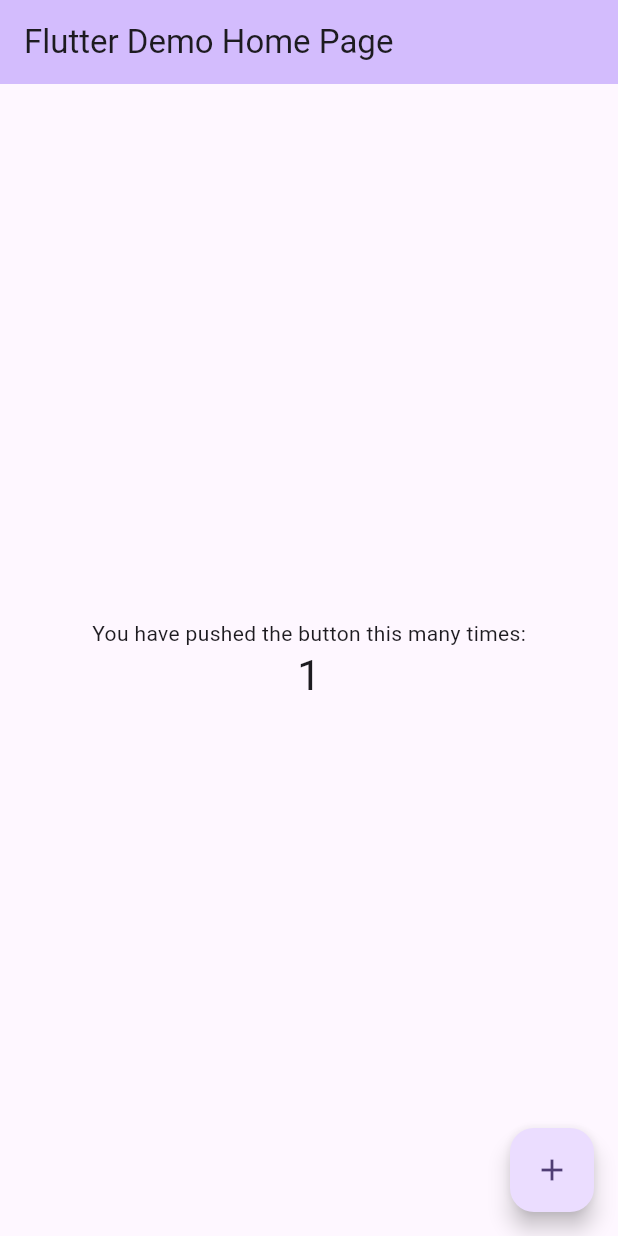
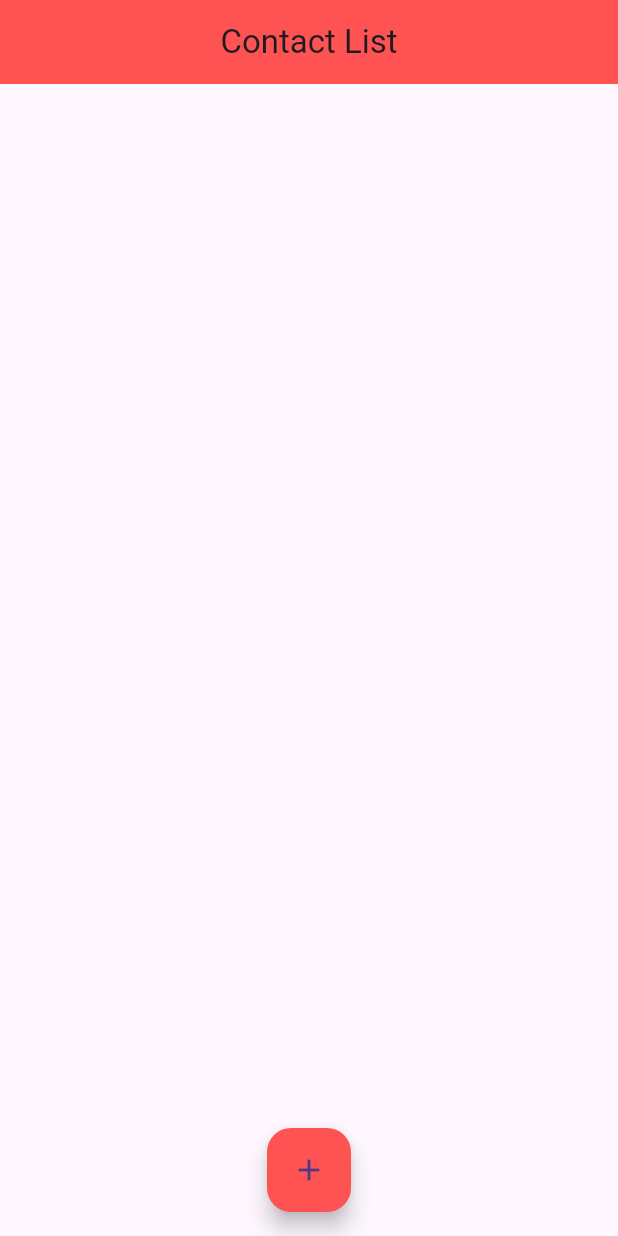
Before and after one commit to dev-rahul-0/contact_app, a Flutter app: the screen it shows after launch, after a tap on the "add" icon, on a phone screen of 412 x 824 dp. Run offline on Flutter 3.47's test engine with Material 3 defaults, Android fonts, the phone set to English and light mode, and no system bars; our stand-ins replace cloud_firestore, firebase_auth, firebase_core; accounts and stored records are empty.

Commit message:
code update

```diff
--- a/lib/main.dart
+++ b/lib/main.dart
@@ -1,6 +1,11 @@
+import 'package:cloud_firestore/cloud_firestore.dart';
 import 'package:flutter/material.dart';
+import 'package:firebase_auth/firebase_auth.dart';
+import 'package:firebase_core/firebase_core.dart';
 
-void main() {
+void main() async {
+  WidgetsFlutterBinding.ensureInitialized();
+  await Firebase.initializeApp();
   runApp(const MyApp());
 }
 
@@ -10,116 +15,77 @@
   // This widget is the root of your application.
   @override
   Widget build(BuildContext context) {
-    return MaterialApp(
-      title: 'Flutter Demo',
-      theme: ThemeData(
-        // This is the theme of your application.
-        //
-        // TRY THIS: Try running your application with "flutter run". You'll see
-        // the application has a purple toolbar. Then, without quitting the app,
-        // try changing the seedColor in the colorScheme below to Colors.green
-        // and then invoke "hot reload" (save your changes or press the "hot
-        // reload" button in a Flutter-supported IDE, or press "r" if you used
-        // the command line to start the app).
-        //
-        // Notice that the counter didn't reset back to zero; the application
-        // state is not lost during the reload. To reset the state, use hot
-        // restart instead.
-        //
-        // This works for code too, not just values: Most code changes can be
-        // tested with just a hot reload.
-        colorScheme: ColorScheme.fromSeed(seedColor: Colors.deepPurple),
-        useMaterial3: true,
-      ),
-      home: const MyHomePage(title: 'Flutter Demo Home Page'),
+    return const MaterialApp(
+      debugShowCheckedModeBanner: false,
+      home: HomePage(),
     );
   }
 }
 
-class MyHomePage extends StatefulWidget {
-  const MyHomePage({super.key, required this.title});
-
-  // This widget is the home page of your application. It is stateful, meaning
-  // that it has a State object (defined below) that contains fields that affect
-  // how it looks.
-
-  // This class is the configuration for the state. It holds the values (in this
-  // case the title) provided by the parent (in this case the App widget) and
-  // used by the build method of the State. Fields in a Widget subclass are
-  // always marked "final".
-
-  final String title;
+class HomePage extends StatefulWidget {
+  const HomePage({super.key});
 
   @override
-  State<MyHomePage> createState() => _MyHomePageState();
+  State<HomePage> createState() => _HomePageState();
 }
 
-class _MyHomePageState extends State<MyHomePage> {
-  int _counter = 0;
-
-  void _incrementCounter() {
-    setState(() {
-      // This call to setState tells the Flutter framework that something has
-      // changed in this State, which causes it to rerun the build method below
-      // so that the display can reflect the updated values. If we changed
-      // _counter without calling setState(), then the build method would not be
-      // called again, and so nothing would appear to happen.
-      _counter++;
-    });
-  }
+class _HomePageState extends State<HomePage> {
+  final CollectionReference contact =
+      FirebaseFirestore.instance.collection('contact');
 
   @override
   Widget build(BuildContext context) {
-    // This method is rerun every time setState is called, for instance as done
-    // by the _incrementCounter method above.
-    //
-    // The Flutter framework has been optimized to make rerunning build methods
-    // fast, so that you can just rebuild anything that needs updating rather
-    // than having to individually change instances of widgets.
     return Scaffold(
       appBar: AppBar(
-        // TRY THIS: Try changing the color here to a specific color (to
-        // Colors.amber, perhaps?) and trigger a hot reload to see the AppBar
-        // change color while the other colors stay the same.
-        backgroundColor: Theme.of(context).colorScheme.inversePrimary,
-        // Here we take the value from the MyHomePage object that was created by
-        // the App.build method, and use it to set our appbar title.
-        title: Text(widget.title),
+        backgroundColor: Colors.redAccent,
+        title: const Text('Contact List'),
+        centerTitle: true,
       ),
-      body: Center(
-        // Center is a layout widget. It takes a single child and positions it
-        // in the middle of the parent.
-        child: Column(
-          // Column is also a layout widget. It takes a list of children and
-          // arranges them vertically. By default, it sizes itself to fit its
-          // children horizontally, and tries to be as tall as its parent.
-          //
-          // Column has various properties to control how it sizes itself and
-          // how it positions its children. Here we use mainAxisAlignment to
-          // center the children vertically; the main axis here is the vertical
-          // axis because Columns are vertical (the cross axis would be
-          // horizontal).
-          //
-          // TRY THIS: Invoke "debug painting" (choose the "Toggle Debug Paint"
-          // action in the IDE, or press "p" in the console), to see the
-          // wireframe for each widget.
-          mainAxisAlignment: MainAxisAlignment.center,
-          children: <Widget>[
-            const Text(
-              'You have pushed the button this many times:',
-            ),
-            Text(
-              '$_counter',
-              style: Theme.of(context).textTheme.headlineMedium,
-            ),
-          ],
-        ),
+      body: StreamBuilder(
+        stream: contact.snapshots(),
+        builder: (context, AsyncSnapshot<QuerySnapshot> streamSnapshot) {
+          if (streamSnapshot.hasData) {
+            return ListView.builder(
+                itemCount: streamSnapshot.data!.docs.length,
+                itemBuilder: (context, index) {
+                  final DocumentSnapshot documentSnapshot =
+                      streamSnapshot.data!.docs[index];
+                  return Card(
+                    color: Colors.pink[50],
+                    margin: const EdgeInsets.all(10),
+                    child: ListTile(
+                      title: Text(
+                        documentSnapshot['name'],
+                        style: const TextStyle(
+                            fontWeight: FontWeight.w600, fontSize: 17),
+                      ),
+                      subtitle: Text(
+                        documentSnapshot['phone'],
+                        style: const TextStyle(
+                            fontSize: 15, fontWeight: FontWeight.w500),
+                      ),
+                      trailing: SizedBox(
+                        width: 100,
+                        child: Row(
+                          children: [
+                            IconButton(onPressed: (){}, icon: const Icon(Icons.edit),color: Colors.yellow,),
+                            IconButton(onPressed: (){}, icon: const Icon(Icons.delete),)
+
+                          ],
+                        ),
+                      ),
+                    ),
+                  );
+                });
+          }
+        },
       ),
       floatingActionButton: FloatingActionButton(
-        onPressed: _incrementCounter,
-        tooltip: 'Increment',
+        backgroundColor: Colors.redAccent,
+        onPressed: () {},
         child: const Icon(Icons.add),
-      ), // This trailing comma makes auto-formatting nicer for build methods.
+      ),
+      floatingActionButtonLocation: FloatingActionButtonLocation.centerFloat,
     );
   }
 }
--- a/pubspec.yaml
+++ b/pubspec.yaml
@@ -35,6 +35,9 @@ dependencies:
   # The following adds the Cupertino Icons font to your application.
   # Use with the CupertinoIcons class for iOS style icons.
   cupertino_icons: ^1.0.2
+  firebase_auth: ^4.15.3
+  firebase_core: ^2.24.2
+  cloud_firestore: ^4.13.6
 
 dev_dependencies:
   flutter_test:
```
Also changed, not shown: pubspec.lock.
